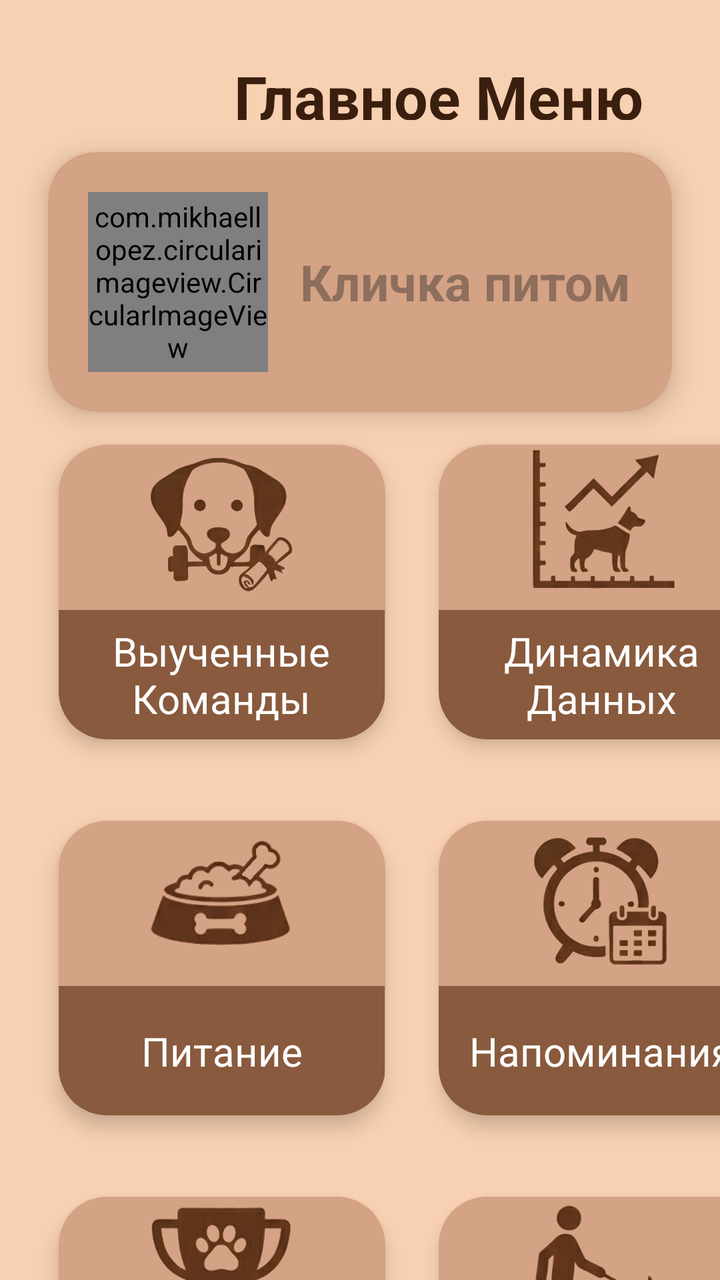
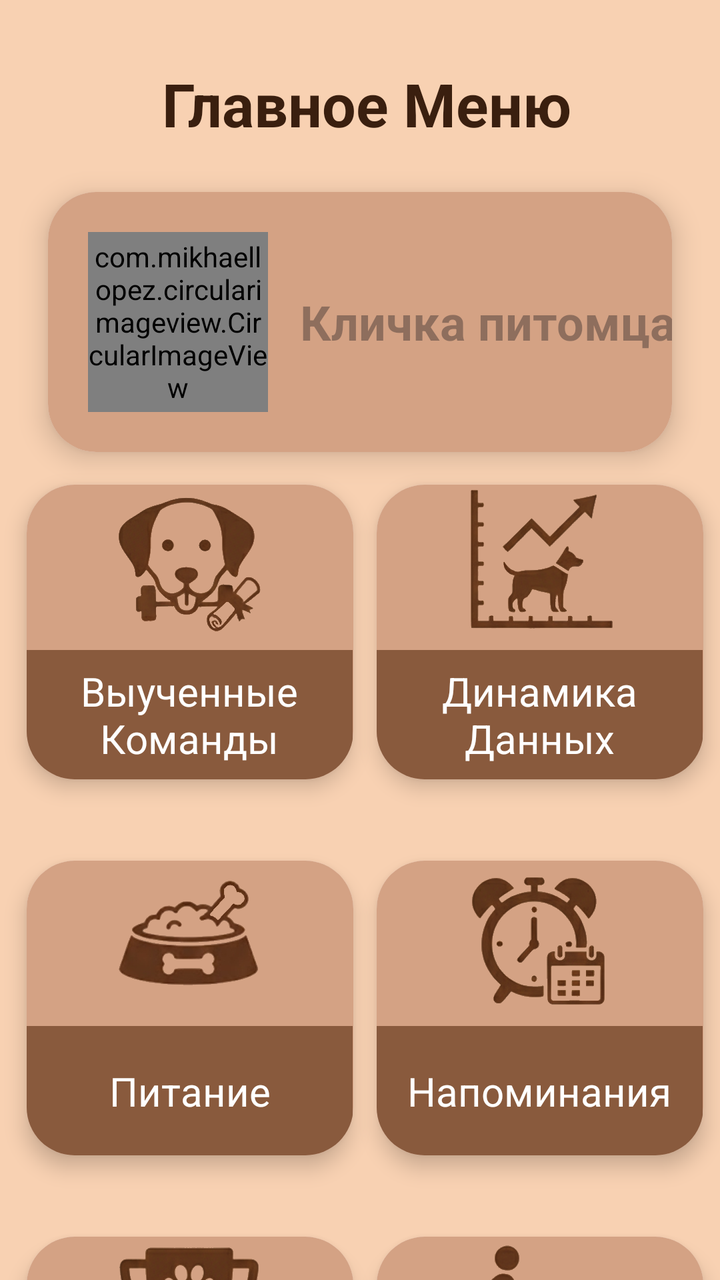

The first picture is an Android layout as it rendered before a commit; the second is the same layout after the commit. The layout source and the unified diff follow.
<!-- AndroidManifest.xml: application theme Theme.MyPet -->
<!-- res/layout/activity_basic_menu.xml -->
<?xml version="1.0" encoding="utf-8"?>
<androidx.core.widget.NestedScrollView
    xmlns:android="http://schemas.android.com/apk/res/android"
    xmlns:app="http://schemas.android.com/apk/res-auto"
    xmlns:tools="http://schemas.android.com/tools"
    android:layout_width="match_parent"
    android:layout_height="match_parent"
    android:fillViewport="true"
    android:background="#F8D1B2">

    <androidx.constraintlayout.widget.ConstraintLayout
        android:layout_width="match_parent"
        android:layout_height="wrap_content"
        android:minHeight="1400dp">

        <TextView
            android:id="@+id/tvTitle"
            android:layout_width="207dp"
            android:layout_height="72dp"
            android:layout_marginStart="116dp"
            android:layout_marginTop="4dp"
            android:gravity="center"
            android:paddingTop="24dp"
            android:paddingBottom="16dp"
            android:text="Главное Меню"
            android:textColor="#3A1F0F"
            android:textSize="30sp"
            android:textStyle="bold"
            app:layout_constraintStart_toStartOf="parent"
            app:layout_constraintTop_toTopOf="parent" />

        <androidx.cardview.widget.CardView
            android:id="@+id/cardCommands"
            android:layout_width="190dp"
            android:layout_height="180dp"
            android:layout_marginStart="16dp"
            app:cardCornerRadius="24dp"
            app:cardElevation="6dp"
            app:cardUseCompatPadding="true"
            app:layout_constraintStart_toStartOf="parent"
            app:layout_constraintTop_toBottomOf="@+id/cardProfileHeader"
            tools:ignore="MissingConstraints">

            <LinearLayout
                android:layout_width="match_parent"
                android:layout_height="match_parent"
                android:background="#D4A284"
                android:gravity="center"
                android:orientation="vertical">

                <ImageView
                    android:layout_width="75dp"
                    android:layout_height="75dp"
                    android:src="@drawable/comands" />

                <TextView
                    android:layout_width="163dp"
                    android:layout_height="65dp"
                    android:layout_marginTop="8dp"
                    android:background="@color/brown"
                    android:gravity="center"
                    android:text="Выученные\nКоманды"
                    android:textColor="#FFFFFF"
                    android:textSize="20sp" />
            </LinearLayout>
        </androidx.cardview.widget.CardView>

        <androidx.cardview.widget.CardView
            android:id="@+id/cardEating"
            android:layout_width="190dp"
            android:layout_height="180dp"
            android:layout_marginStart="16dp"
            android:layout_marginTop="8dp"
            app:cardCornerRadius="24dp"
            app:cardElevation="6dp"
            app:cardUseCompatPadding="true"
            app:layout_constraintStart_toStartOf="parent"
            app:layout_constraintTop_toBottomOf="@+id/cardCommands"
            tools:ignore="MissingConstraints">

            <LinearLayout
                android:layout_width="match_parent"
                android:layout_height="match_parent"
                android:background="#D4A284"
                android:gravity="center"
                android:orientation="vertical">

                <ImageView
                    android:layout_width="75dp"
                    android:layout_height="75dp"
                    android:src="@drawable/eating" />

                <TextView
                    android:layout_width="163dp"
                    android:layout_height="65dp"
                    android:layout_marginTop="8dp"
                    android:background="@color/brown"
                    android:gravity="center"
                    android:text="Питание"
                    android:textColor="#FFFFFF"
                    android:textSize="20sp" />
            </LinearLayout>
        </androidx.cardview.widget.CardView>

        <androidx.cardview.widget.CardView
            android:id="@+id/cardRemaining"
            android:layout_width="190dp"
            android:layout_height="180dp"
            android:layout_marginTop="8dp"
            app:cardCornerRadius="24dp"
            app:cardElevation="6dp"
            app:cardUseCompatPadding="true"
            app:layout_constraintEnd_toEndOf="parent"
            app:layout_constraintHorizontal_bias="0.0"
            app:layout_constraintStart_toEndOf="@+id/cardEating"
            app:layout_constraintTop_toBottomOf="@+id/cardPhisicDynamic"
            tools:ignore="MissingConstraints">

            <LinearLayout
                android:layout_width="match_parent"
                android:layout_height="match_parent"
                android:background="#D4A284"
                android:gravity="center"
                android:orientation="vertical">

                <ImageView
                    android:layout_width="75dp"
                    android:layout_height="75dp"
                    android:src="@drawable/remaining" />

                <TextView
                    android:layout_width="163dp"
                    android:layout_height="65dp"
                    android:layout_marginTop="8dp"
                    android:background="@color/brown"
                    android:gravity="center"
                    android:text="Напоминания"
                    android:textColor="#FFFFFF"
                    android:textSize="20sp" />
            </LinearLayout>
        </androidx.cardview.widget.CardView>

        <androidx.cardview.widget.CardView
            android:id="@+id/cardAchivments"
            android:layout_width="190dp"
            android:layout_height="180dp"
            android:layout_marginStart="16dp"
            android:layout_marginTop="8dp"
            app:cardCornerRadius="24dp"
            app:cardElevation="6dp"
            app:cardUseCompatPadding="true"
            app:layout_constraintStart_toStartOf="parent"
            app:layout_constraintTop_toBottomOf="@+id/cardEating"
            tools:ignore="MissingConstraints">

            <LinearLayout
                android:layout_width="match_parent"
                android:layout_height="match_parent"
                android:background="#D4A284"
                android:gravity="center"
                android:orientation="vertical">

                <ImageView
                    android:layout_width="75dp"
                    android:layout_height="75dp"
                    android:src="@drawable/achivments" />

                <TextView
                    android:layout_width="163dp"
                    android:layout_height="65dp"
                    android:layout_marginTop="8dp"
                    android:background="@color/brown"
                    android:gravity="center"
                    android:text="Достижения"
                    android:textColor="#FFFFFF"
                    android:textSize="20sp" />
            </LinearLayout>
        </androidx.cardview.widget.CardView>

        <androidx.cardview.widget.CardView
            android:id="@+id/cardWalking"
            android:layout_width="190dp"
            android:layout_height="180dp"
            android:layout_marginTop="8dp"
            app:cardCornerRadius="24dp"
            app:cardElevation="6dp"
            app:cardUseCompatPadding="true"
            app:layout_constraintEnd_toEndOf="parent"
            app:layout_constraintHorizontal_bias="0.0"
            app:layout_constraintStart_toEndOf="@+id/cardAchivments"
            app:layout_constraintTop_toBottomOf="@+id/cardRemaining"
            tools:ignore="MissingConstraints">

            <LinearLayout
                android:layout_width="match_parent"
                android:layout_height="match_parent"
                android:background="#D4A284"
                android:gravity="center"
                android:orientation="vertical">

                <ImageView
                    android:layout_width="75dp"
                    android:layout_height="75dp"
                    android:src="@drawable/walking" />

                <TextView
                    android:layout_width="163dp"
                    android:layout_height="65dp"
                    android:layout_marginTop="8dp"
                    android:background="@color/brown"
                    android:gravity="center"
                    android:text="Поиск выгула"
                    android:textColor="#FFFFFF"
                    android:textSize="20sp" />
            </LinearLayout>
        </androidx.cardview.widget.CardView>

        <androidx.cardview.widget.CardView
            android:id="@+id/cardTracker"
            android:layout_width="190dp"
            android:layout_height="180dp"
            android:layout_marginStart="16dp"
            android:layout_marginTop="4dp"
            app:cardCornerRadius="24dp"
            app:cardElevation="6dp"
            app:cardUseCompatPadding="true"
            app:layout_constraintStart_toStartOf="parent"
            app:layout_constraintTop_toBottomOf="@+id/cardAchivments"
            tools:ignore="MissingConstraints">

            <LinearLayout
                android:layout_width="match_parent"
                android:layout_height="match_parent"
                android:background="#D4A284"
                android:gravity="center"
                android:orientation="vertical">

                <ImageView
                    android:layout_width="75dp"
                    android:layout_height="75dp"
                    android:src="@drawable/tracker" />

                <TextView
                    android:layout_width="163dp"
                    android:layout_height="65dp"
                    android:layout_marginTop="8dp"
                    android:background="@color/brown"
                    android:gravity="center"
                    android:text="Трекер прогулок"
                    android:textColor="#FFFFFF"
                    android:textSize="20sp" />
            </LinearLayout>
        </androidx.cardview.widget.CardView>

        <androidx.cardview.widget.CardView
            android:id="@+id/cardMood"
            android:layout_width="190dp"
            android:layout_height="180dp"
            android:layout_marginTop="4dp"
            app:cardCornerRadius="24dp"
            app:cardElevation="6dp"
            app:cardUseCompatPadding="true"
            app:layout_constraintEnd_toEndOf="parent"
            app:layout_constraintHorizontal_bias="0.0"
            app:layout_constraintStart_toEndOf="@+id/cardTracker"
            app:layout_constraintTop_toBottomOf="@+id/cardWalking"
            tools:ignore="MissingConstraints">

            <LinearLayout
                android:layout_width="match_parent"
                android:layout_height="match_parent"
                android:background="#D4A284"
                android:gravity="center"
                android:orientation="vertical">

                <ImageView
                    android:layout_width="75dp"
                    android:layout_height="75dp"
                    android:src="@drawable/mood" />

                <TextView
                    android:layout_width="163dp"
                    android:layout_height="65dp"
                    android:layout_marginTop="8dp"
                    android:background="@color/brown"
                    android:gravity="center"
                    android:text="Настроение дня"
                    android:textColor="#FFFFFF"
                    android:textSize="20sp" />
            </LinearLayout>
        </androidx.cardview.widget.CardView>

        <androidx.cardview.widget.CardView
            android:id="@+id/cardPhisicDynamic"
            android:layout_width="190dp"
            android:layout_height="180dp"
            app:cardCornerRadius="24dp"
            app:cardElevation="6dp"
            app:cardUseCompatPadding="true"
            app:layout_constraintEnd_toEndOf="parent"
            app:layout_constraintHorizontal_bias="0.0"

            app:layout_constraintStart_toEndOf="@+id/cardCommands"
            app:layout_constraintTop_toBottomOf="@+id/cardProfileHeader"
            tools:ignore="MissingConstraints">

            <LinearLayout
                android:layout_width="match_parent"
                android:layout_height="match_parent"
                android:background="#D4A284"
                android:gravity="center"
                android:orientation="vertical">

                <ImageView
                    android:layout_width="75dp"
                    android:layout_height="75dp"
                    android:src="@drawable/phisical" />

                <TextView
                    android:layout_width="163dp"
                    android:layout_height="65dp"
                    android:layout_marginTop="8dp"
                    android:background="@color/brown"
                    android:gravity="center"
                    android:text="Динамика\nДанных"
                    android:textColor="#FFFFFF"
                    android:textSize="20sp" />
            </LinearLayout>
        </androidx.cardview.widget.CardView>


        <androidx.cardview.widget.CardView
            android:id="@+id/cardProfileHeader"
            android:layout_width="0dp"
            android:layout_height="wrap_content"
            android:layout_marginStart="24dp"
            android:layout_marginEnd="24dp"
            app:cardCornerRadius="24dp"
            app:cardElevation="8dp"
            app:layout_constraintEnd_toEndOf="parent"
            app:layout_constraintStart_toStartOf="parent"
            app:layout_constraintTop_toBottomOf="@+id/tvTitle">

            <LinearLayout
                android:layout_width="match_parent"
                android:layout_height="wrap_content"
                android:background="#D4A284"
                android:clickable="true"
                android:focusable="true"
                android:gravity="center_vertical"
                android:orientation="horizontal"
                android:padding="20dp">

                <com.mikhaellopez.circularimageview.CircularImageView
                    android:id="@+id/ivPetAvatar"
                    android:layout_width="90dp"
                    android:layout_height="90dp"
                    android:layout_marginEnd="16dp"
                    android:src="@drawable/usericon"
                    app:civ_border_color="@color/brown"
                    app:civ_border_width="3dp" />

                <EditText
                    android:id="@+id/tvPetName"
                    android:layout_width="match_parent"
                    android:layout_height="wrap_content"
                    android:background="@android:color/transparent"
                    android:hint="Кличка питомца"
                    android:inputType="textPersonName"
                    android:maxLines="1"
                    android:textColor="#3A1F0F"
                    android:textSize="25sp"
                    android:textStyle="bold" />

            </LinearLayout>
        </androidx.cardview.widget.CardView>



    </androidx.constraintlayout.widget.ConstraintLayout>
</androidx.core.widget.NestedScrollView>
<!-- resources referenced by this layout -->
<resources>
  <color name="brown">#895A3D</color>
  <!-- drawable achivments: png bitmap (drawable, 596708 bytes) -->
  <!-- drawable comands: png bitmap (drawable, 569786 bytes) -->
  <!-- drawable eating: png bitmap (drawable, 480801 bytes) -->
  <!-- drawable mood: png bitmap (drawable, 599387 bytes) -->
  <!-- drawable phisical: png bitmap (drawable, 523087 bytes) -->
  <!-- drawable remaining: png bitmap (drawable, 612910 bytes) -->
  <!-- drawable tracker: png bitmap (drawable, 390521 bytes) -->
  <!-- drawable usericon: png bitmap (drawable, 270640 bytes) -->
  <!-- drawable walking: png bitmap (drawable, 521232 bytes) -->
  <style name="Theme.MyPet" parent="Base.Theme.MyPet" />
  <style name="Base.Theme.MyPet" parent="Theme.Material3.DayNight.NoActionBar">
          
          
      </style>
</resources>

<!-- the commit's change to res/layout/activity_basic_menu.xml (unified diff, before → after) -->
@@ -1,27 +1,26 @@
 <?xml version="1.0" encoding="utf-8"?>
-<androidx.core.widget.NestedScrollView
-    xmlns:android="http://schemas.android.com/apk/res/android"
+<androidx.core.widget.NestedScrollView xmlns:android="http://schemas.android.com/apk/res/android"
     xmlns:app="http://schemas.android.com/apk/res-auto"
     xmlns:tools="http://schemas.android.com/tools"
     android:layout_width="match_parent"
     android:layout_height="match_parent"
+    android:background="#F8D1B2"
     android:fillViewport="true"
-    android:background="#F8D1B2">
+    android:onClick="GoToProfile">
 
     <androidx.constraintlayout.widget.ConstraintLayout
         android:layout_width="match_parent"
-        android:layout_height="wrap_content"
-        android:minHeight="1400dp">
+        android:layout_height="match_parent">
 
         <TextView
             android:id="@+id/tvTitle"
             android:layout_width="207dp"
             android:layout_height="72dp"
-            android:layout_marginStart="116dp"
+
+            android:layout_marginStart="80dp"
             android:layout_marginTop="4dp"
             android:gravity="center"
             android:paddingTop="24dp"
-            android:paddingBottom="16dp"
             android:text="Главное Меню"
             android:textColor="#3A1F0F"
             android:textSize="30sp"
@@ -33,7 +32,7 @@
             android:id="@+id/cardCommands"
             android:layout_width="190dp"
             android:layout_height="180dp"
-            android:layout_marginStart="16dp"
+
             app:cardCornerRadius="24dp"
             app:cardElevation="6dp"
             app:cardUseCompatPadding="true"
@@ -69,7 +68,7 @@
             android:id="@+id/cardEating"
             android:layout_width="190dp"
             android:layout_height="180dp"
-            android:layout_marginStart="16dp"
+
             android:layout_marginTop="8dp"
             app:cardCornerRadius="24dp"
             app:cardElevation="6dp"
@@ -107,11 +106,12 @@
             android:layout_width="190dp"
             android:layout_height="180dp"
             android:layout_marginTop="8dp"
-            app:cardCornerRadius="24dp"
-            app:cardElevation="6dp"
-            app:cardUseCompatPadding="true"
-            app:layout_constraintEnd_toEndOf="parent"
-            app:layout_constraintHorizontal_bias="0.0"
+            android:layout_marginEnd="10dp"
+            app:cardCornerRadius="24dp"
+            app:cardElevation="6dp"
+            app:cardUseCompatPadding="true"
+
+            app:layout_constraintEnd_toEndOf="parent"
             app:layout_constraintStart_toEndOf="@+id/cardEating"
             app:layout_constraintTop_toBottomOf="@+id/cardPhisicDynamic"
             tools:ignore="MissingConstraints">
@@ -144,7 +144,7 @@
             android:id="@+id/cardAchivments"
             android:layout_width="190dp"
             android:layout_height="180dp"
-            android:layout_marginStart="16dp"
+
             android:layout_marginTop="8dp"
             app:cardCornerRadius="24dp"
             app:cardElevation="6dp"
@@ -182,11 +182,12 @@
             android:layout_width="190dp"
             android:layout_height="180dp"
             android:layout_marginTop="8dp"
-            app:cardCornerRadius="24dp"
-            app:cardElevation="6dp"
-            app:cardUseCompatPadding="true"
-            app:layout_constraintEnd_toEndOf="parent"
-            app:layout_constraintHorizontal_bias="0.0"
+            android:layout_marginEnd="10dp"
+            app:cardCornerRadius="24dp"
+            app:cardElevation="6dp"
+            app:cardUseCompatPadding="true"
+
+            app:layout_constraintEnd_toEndOf="parent"
             app:layout_constraintStart_toEndOf="@+id/cardAchivments"
             app:layout_constraintTop_toBottomOf="@+id/cardRemaining"
             tools:ignore="MissingConstraints">
@@ -219,7 +220,7 @@
             android:id="@+id/cardTracker"
             android:layout_width="190dp"
             android:layout_height="180dp"
-            android:layout_marginStart="16dp"
+
             android:layout_marginTop="4dp"
             app:cardCornerRadius="24dp"
             app:cardElevation="6dp"
@@ -257,11 +258,12 @@
             android:layout_width="190dp"
             android:layout_height="180dp"
             android:layout_marginTop="4dp"
-            app:cardCornerRadius="24dp"
-            app:cardElevation="6dp"
-            app:cardUseCompatPadding="true"
-            app:layout_constraintEnd_toEndOf="parent"
-            app:layout_constraintHorizontal_bias="0.0"
+            android:layout_marginEnd="10dp"
+            app:cardCornerRadius="24dp"
+            app:cardElevation="6dp"
+            app:cardUseCompatPadding="true"
+
+            app:layout_constraintEnd_toEndOf="parent"
             app:layout_constraintStart_toEndOf="@+id/cardTracker"
             app:layout_constraintTop_toBottomOf="@+id/cardWalking"
             tools:ignore="MissingConstraints">
@@ -294,12 +296,11 @@
             android:id="@+id/cardPhisicDynamic"
             android:layout_width="190dp"
             android:layout_height="180dp"
-            app:cardCornerRadius="24dp"
-            app:cardElevation="6dp"
-            app:cardUseCompatPadding="true"
-            app:layout_constraintEnd_toEndOf="parent"
-            app:layout_constraintHorizontal_bias="0.0"
-
+            android:layout_marginEnd="10dp"
+            app:cardCornerRadius="24dp"
+            app:cardElevation="6dp"
+            app:cardUseCompatPadding="true"
+            app:layout_constraintEnd_toEndOf="parent"
             app:layout_constraintStart_toEndOf="@+id/cardCommands"
             app:layout_constraintTop_toBottomOf="@+id/cardProfileHeader"
             tools:ignore="MissingConstraints">
@@ -335,6 +336,10 @@
             android:layout_height="wrap_content"
             android:layout_marginStart="24dp"
             android:layout_marginEnd="24dp"
+            android:layout_marginTop="20dp"
+            android:clickable="true"
+            android:focusable="true"
+            android:foreground="?android:attr/selectableItemBackground"
             app:cardCornerRadius="24dp"
             app:cardElevation="8dp"
             app:layout_constraintEnd_toEndOf="parent"
@@ -342,11 +347,9 @@
             app:layout_constraintTop_toBottomOf="@+id/tvTitle">
 
             <LinearLayout
-                android:layout_width="match_parent"
+                android:layout_width="380dp"
                 android:layout_height="wrap_content"
                 android:background="#D4A284"
-                android:clickable="true"
-                android:focusable="true"
                 android:gravity="center_vertical"
                 android:orientation="horizontal"
                 android:padding="20dp">
@@ -360,16 +363,18 @@
                     app:civ_border_color="@color/brown"
                     app:civ_border_width="3dp" />
 
-                <EditText
+                <TextView
                     android:id="@+id/tvPetName"
-                    android:layout_width="match_parent"
+                    android:layout_width="0dp"
                     android:layout_height="wrap_content"
+                    android:layout_weight="1"
                     android:background="@android:color/transparent"
+                    android:gravity="center_vertical"
                     android:hint="Кличка питомца"
                     android:inputType="textPersonName"
                     android:maxLines="1"
                     android:textColor="#3A1F0F"
-                    android:textSize="25sp"
+                    android:textSize="24sp"
                     android:textStyle="bold" />
 
             </LinearLayout>
